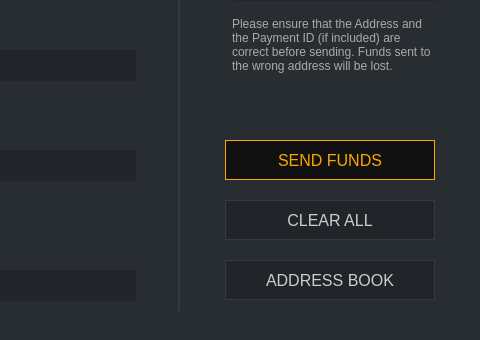
ConcealNetwork/conceal-desktop, file src/gui/ui/sendframe.ui: the form before one commit; both pictures show x 790 to 1270 and y 360 to 700 of the 1270 by 700 pixel window.
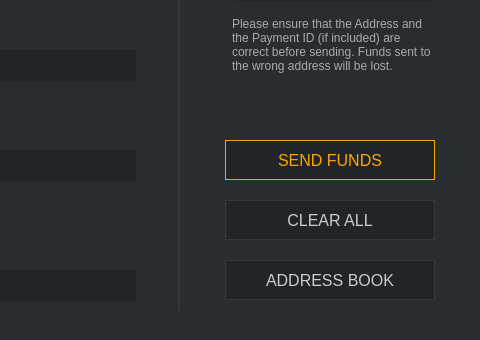
The form after the commit. Icons and pictures are not drawn.

Commit message: Change button background color

What changed in the file:
```diff
--- a/src/gui/ui/sendframe.ui
+++ b/src/gui/ui/sendframe.ui
@@ -394,7 +394,7 @@
         </font>
        </property>
        <property name="styleSheet">
-        <string notr="true">QPushButton#m_sendButton {color: orange; background-color: #111111; border: 1px solid orange; font-size: 16px;}
+        <string notr="true">QPushButton#m_sendButton {color: orange; background-color: #212529; border: 1px solid orange; font-size: 16px;}
 
 QPushButton#m_sendButton:hover {color: orange; background-color: #111111; border: 2px solid orange; font-size: 16px;}</string>
        </property>
```
Left out of the diff: 2 changed lines with no effect on the pictures. The commit also changes 21 other files.
